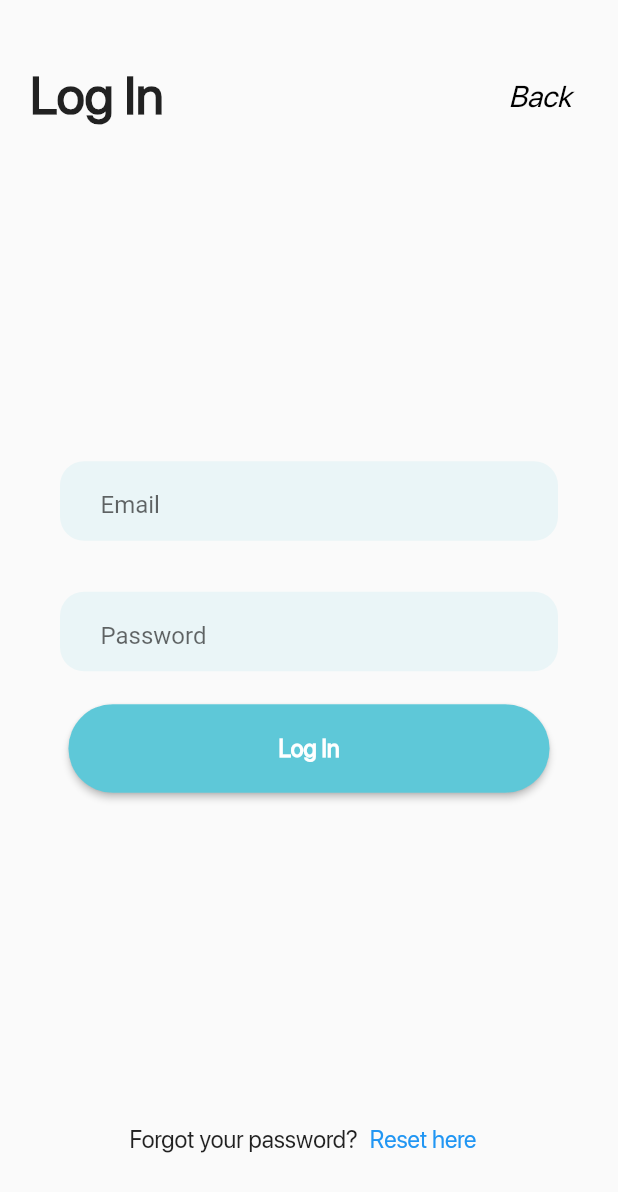
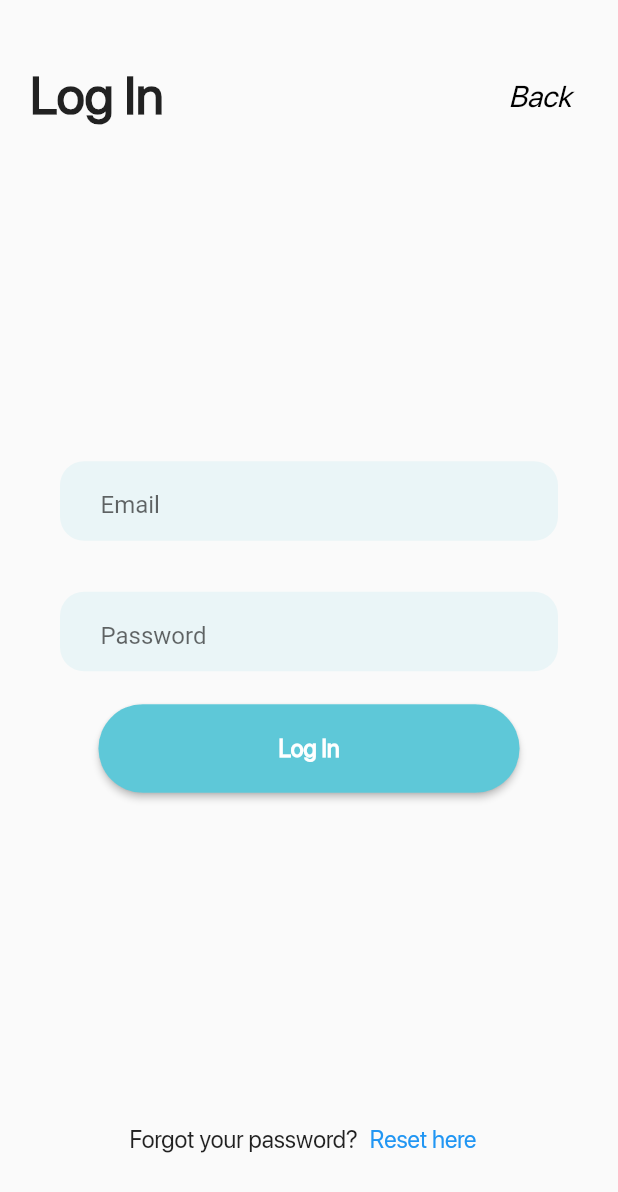
Before and after one commit to bryanjudetoh/capstone-flutter-app, a Flutter app: the SignUpScreen screen opened by its route, after a tap on "Register", after a tap on "Log In here", on a phone screen of 412 x 824 dp. Shown: the top 1192 px of the screen. Run offline on Flutter 3.47's test engine with Material 2 defaults, Android fonts, the phone set to English and light mode, and no system bars; our stand-ins replace form_field_validator; project files that could hold a hidden picture were left out.

Commit message:
edited stylings

```diff
--- a/lib/screens/forgotpw.dart
+++ b/lib/screens/forgotpw.dart
@@ -73,7 +73,11 @@ class _ForgotPasswordScreenState extends State<ForgotPasswordScreen> {
                       onSaved: (value) => email = value!,
                     ),
                     SizedBox( height: 10.0,),
-                    RoundedButton("Reset Password", submit, kLightBlue),
+                    RoundedButton(
+                        title: "Reset Password",
+                        func: submit,
+                        color: kLightBlue
+                    ),
                   ],
                 ),
               ),
--- a/lib/screens/login.dart
+++ b/lib/screens/login.dart
@@ -59,20 +59,24 @@ class _LoginScreenState extends State<LoginScreen> {
                       child: Column(
                         children: <Widget>[
                           FormInput(
-                            'Email',
-                            emailValidator,
-                            (value) => email = value!,
-                            false
+                            placeholder: 'Email',
+                            validator: emailValidator,
+                            func: (value) => email = value!,
+                            obscureText: false,
                           ),
                           SizedBox( height: 10.0),
                           FormInput(
-                            'Password',
-                            passwordValidator,
-                            (value) => password = value!,
-                            true
+                            placeholder: 'Password',
+                            validator: passwordValidator,
+                            func: (value) => password = value!,
+                            obscureText: true
                           ),
                           SizedBox( height: 10.0),
-                          RoundedButton("Log In", submit, kLightBlue),
+                          RoundedButton(
+                              title: "Log In",
+                              func: submit,
+                              color: kLightBlue
+                          ),
                         ],
                       ),
                   ),
--- a/lib/screens/onboarding.dart
+++ b/lib/screens/onboarding.dart
@@ -170,7 +170,11 @@ class _OnboardingScreenState extends State<OnboardingScreen> {
                 ],
               ),
             ),
-            RoundedButton("Register Account", submit, kLightBlue)
+            RoundedButton(
+                title: "Register Account",
+                func: submit,
+                color: kLightBlue,
+            ),
           ],
         ),
       ),
--- a/lib/screens/signup.dart
+++ b/lib/screens/signup.dart
@@ -61,7 +61,11 @@ class _SignUpScreenState extends State<SignUpScreen> {
                     ),
                   ),
                   SizedBox( height: 10.0,),
-                  RoundedButton('Register', register, kLightBlue),
+                  RoundedButton(
+                      title: 'Register',
+                      func: register,
+                      color: kLightBlue,
+                  ),
                 ],
               ),
               Column(
@@ -135,6 +139,5 @@ class _SignUpScreenState extends State<SignUpScreen> {
       print('Form valid: $email');
     }
     Navigator.pushNamed(context, '/onboarding', arguments: email);
-    //Navigator.push(context, MaterialPageRoute(builder: (context) => OnboardingScreen(email: email)));
   }
 }
--- a/lib/screens/welcome.dart
+++ b/lib/screens/welcome.dart
@@ -16,14 +16,21 @@ class WelcomeScreen extends StatelessWidget {
               mainAxisAlignment: MainAxisAlignment.center,
               children: <Widget>[
                 Image(
-                    image: AssetImage(
-                        "assets/images/equity-lab-potion-logo.png")
+                  image: AssetImage("assets/images/equity-lab-potion-logo.png"),
                 ),
-                RoundedButton("Sign Up", () => Navigator.pushNamed(context, '/signup'), kLightBlue),
+                RoundedButton(
+                  title: "Sign Up",
+                  func: () => Navigator.pushNamed(context, '/signup'),
+                  color: kLightBlue,
+                ),
                 SizedBox(
                   height: 10.0,
                 ),
-                RoundedButton("Log In", () => Navigator.pushNamed(context, '/login'), kGrey),
+                RoundedButton(
+                  title: "Log In",
+                  func: () => Navigator.pushNamed(context, '/login'),
+                  color: kGrey,
+                ),
               ],
             ),
           ],
--- a/lib/widgets/form-input.dart
+++ b/lib/widgets/form-input.dart
@@ -2,9 +2,9 @@ import 'package:flutter/material.dart';
 import 'package:form_field_validator/form_field_validator.dart';
 
 class FormInput extends StatelessWidget {
-  FormInput(this.placeholder, this.validator, this.func, this.obscureText);
+  FormInput({required this.placeholder, required this.validator, required this.func, required this.obscureText});
   final String placeholder;
-  final MultiValidator validator;
+  final FieldValidator validator;
   final Function(String?) func;
   final bool obscureText;
 
--- a/lib/widgets/onboarding-textfield.dart
+++ b/lib/widgets/onboarding-textfield.dart
@@ -24,16 +24,23 @@ class OnboardingTextfield extends StatelessWidget {
               style: TextStyle(fontFamily: 'SF Pro Display', fontSize: 16.0),
             ),
             SizedBox( height: 5.0,),
-            TextFormField(
+            Container(
+              decoration: BoxDecoration(
+                color: Color.fromRGBO(94, 200, 216, 0.1),
+                borderRadius: new BorderRadius.circular(16.0),
+              ),
+              child: TextFormField(
                 initialValue: this.initialValue,
                 obscureText: this.obscureText ?? false,
                 decoration: InputDecoration(
-                border: OutlineInputBorder(),
+                  border: InputBorder.none,
                   hintText: this.hintText,
+                  contentPadding: EdgeInsets.all(12),
                 ),
                 validator: validatorCheck(this.validator),
                 onSaved: this.callback,
               ),
+            )
           ],
         )
     );
--- a/lib/widgets/rounded-button.dart
+++ b/lib/widgets/rounded-button.dart
@@ -1,7 +1,7 @@
 import 'package:flutter/material.dart';
 
 class RoundedButton extends StatelessWidget {
-  RoundedButton(this.title, this.func, this.color);
+  RoundedButton({required this.title, required this.func, required this.color});
   final String title;
   final Function func;
   final Color color;
@@ -17,7 +17,7 @@ class RoundedButton extends StatelessWidget {
         shape: new RoundedRectangleBorder(
           borderRadius: new BorderRadius.circular(30.0),
         ),
-        padding: EdgeInsets.fromLTRB(140.0, 20.0, 140.0, 20.0),
+        padding: EdgeInsets.fromLTRB(120.0, 20.0, 120.0, 20.0),
         primary: color,
       ),
       onPressed: () {func();},
```
Lines whose indentation alone changed are shown as unchanged.
